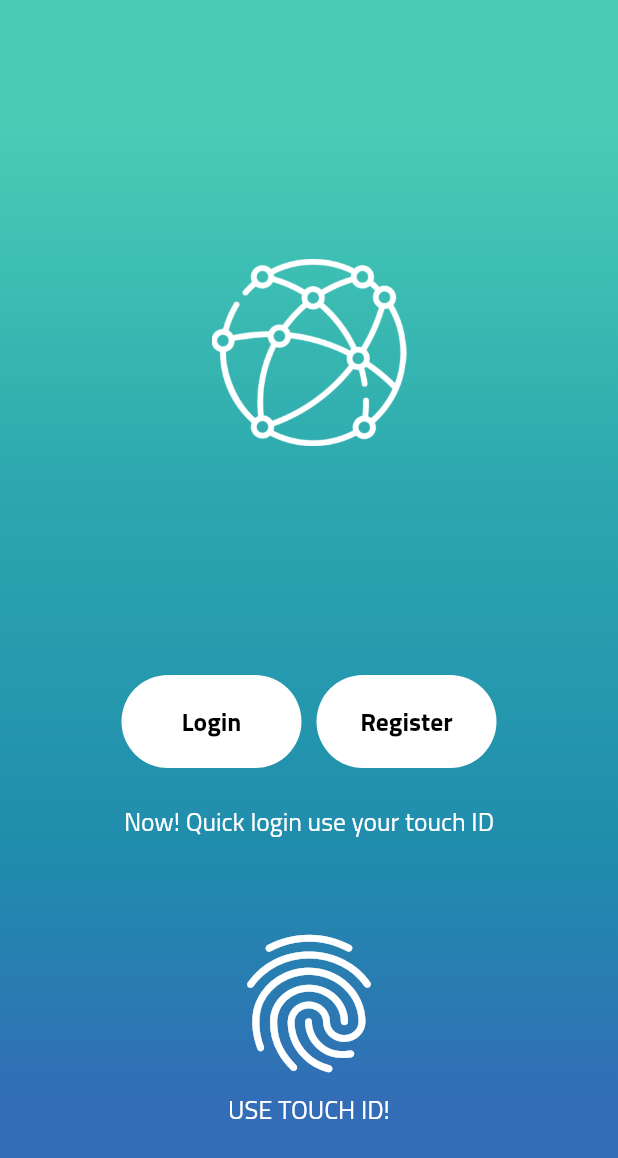
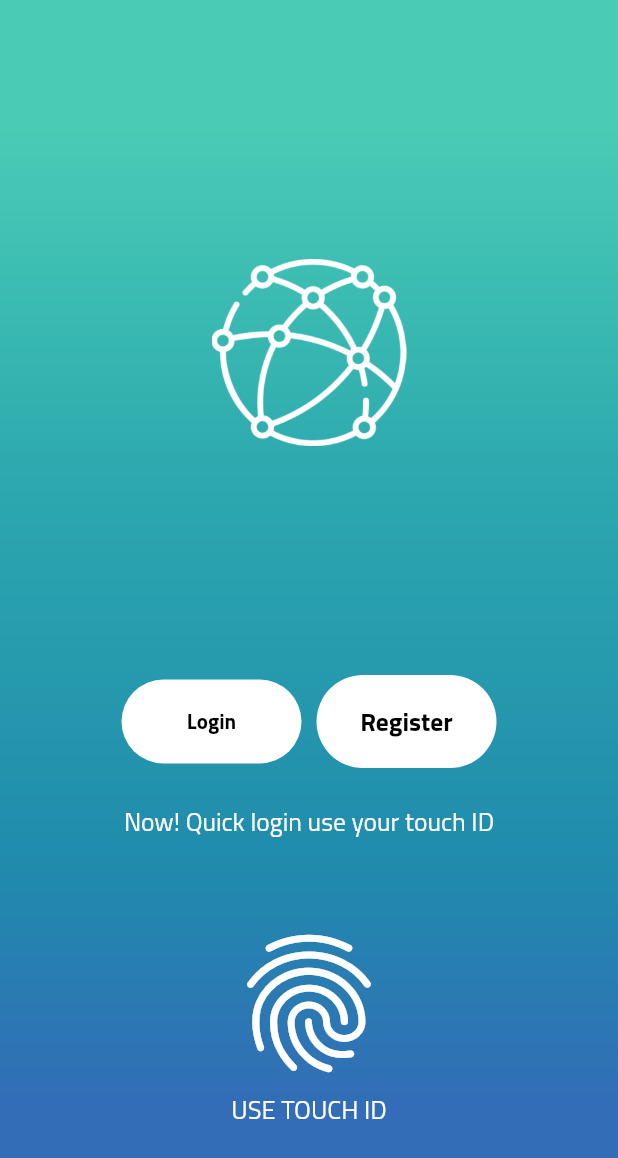
Before and after one commit to saioufe/job_task, a Flutter app: the screen it shows after launch, on a phone screen of 412 x 824 dp. Shown: the top 1158 px of the screen. Run offline on Flutter 3.47's test engine with Material 2 defaults, Android fonts, the light colour scheme and no system bars; our stand-ins replace dio, equatable, flutter_mobx, mobx, shared_preferences; missing offline and left inert: parallax_rain; accounts and stored records are empty; generated files the repository leaves out were written again.

Commit message:
mobX v1.1

```diff
--- a/lib/localization/app_localization.dart
+++ b/lib/localization/app_localization.dart
@@ -26,6 +26,7 @@ class AppLocalization {
       LockKeys.touchId: "USE TOUCH ID",
       LockKeys.enterName: "Enter your name",
       LockKeys.enterPassword: "Enter your Password",
+      LockKeys.forgetPassword: "Have you forget your password",
     },
     "ar": {
       LockKeys.login: "تسجيل الدخول",
@@ -34,6 +35,7 @@ class AppLocalization {
       LockKeys.touchId: "استخدم بصمة اليد",
       LockKeys.enterName: "ادخل الاسم",
       LockKeys.enterPassword: "ادخل كلمة المرور",
+      LockKeys.forgetPassword: "هل نسيت كلمة المرور",
     },
   };
 
--- a/lib/widgets/main_page/login/login_form.dart
+++ b/lib/widgets/main_page/login/login_form.dart
@@ -1,4 +1,5 @@
 import 'package:flutter/material.dart';
+import 'package:job_task/localization/app_localization.dart';
 import 'package:job_task/store/Login_store.dart';
 import 'package:parallax_rain/parallax_rain.dart';
 import 'package:provider/provider.dart';
@@ -145,7 +146,8 @@ class _SecondPageState extends State<SecondPage> {
                         borderSide:
                             const BorderSide(color: Colors.white, width: 1.0),
                       ),
-                      hintText: "Enter Your Name",
+                      hintText: AppLocalization.of(context)
+                          .localize(LockKeys.enterName),
                       hintStyle: TextStyle(color: Colors.white),
                       suffixIcon: Icon(
                         Icons.person_add_outlined,
@@ -165,7 +167,8 @@ class _SecondPageState extends State<SecondPage> {
                         borderSide:
                             const BorderSide(color: Colors.white, width: 1.0),
                       ),
-                      hintText: "Enter Your Password",
+                      hintText: AppLocalization.of(context)
+                          .localize(LockKeys.enterPassword),
                       hintStyle: TextStyle(color: Colors.white),
                       suffixIcon: Icon(
                         Icons.vpn_key_outlined,
@@ -178,7 +181,7 @@ class _SecondPageState extends State<SecondPage> {
                 width: MediaQuery.of(context).size.width,
                 margin: EdgeInsets.only(top: 20),
                 child: Text(
-                  "Did you forget your password",
+                  AppLocalization.of(context).localize(LockKeys.forgetPassword),
                   textAlign: TextAlign.center,
                   style: Theme.of(context).textTheme.bodyText2.copyWith(
                       fontSize: 14, color: Colors.white.withOpacity(0.5)),
@@ -222,7 +225,7 @@ class _SecondPageState extends State<SecondPage> {
                       borderRadius: BorderRadius.circular(50)),
                   child: Center(
                     child: Text(
-                      "Register",
+                      AppLocalization.of(context).localize(LockKeys.register),
                       style: Theme.of(context).textTheme.bodyText1.copyWith(
                             fontWeight: FontWeight.bold,
                             fontSize: 14,
@@ -268,10 +271,10 @@ class FirstPage extends StatelessWidget {
                     borderRadius: BorderRadius.circular(50)),
                 child: Center(
                   child: Text(
-                    "Login",
+                    AppLocalization.of(context).localize(LockKeys.login),
                     style: Theme.of(context).textTheme.bodyText1.copyWith(
                           fontWeight: FontWeight.bold,
-                          fontSize: 17,
+                          fontSize: 14,
                         ),
                   ),
                 ),
@@ -292,7 +295,7 @@ class FirstPage extends StatelessWidget {
                     borderRadius: BorderRadius.circular(50)),
                 child: Center(
                   child: Text(
-                    "Register",
+                    AppLocalization.of(context).localize(LockKeys.register),
                     style: Theme.of(context).textTheme.bodyText1.copyWith(
                           fontWeight: FontWeight.bold,
                           fontSize: 17,
@@ -307,7 +310,7 @@ class FirstPage extends StatelessWidget {
           width: MediaQuery.of(context).size.width,
           margin: EdgeInsets.only(top: 20),
           child: Text(
-            "Now! Quick login use your touch ID",
+            AppLocalization.of(context).localize(LockKeys.quickLogin),
             textAlign: TextAlign.center,
             style: Theme.of(context).textTheme.bodyText2.copyWith(fontSize: 17),
           ),
@@ -329,7 +332,7 @@ class FirstPage extends StatelessWidget {
         Container(
           width: MediaQuery.of(context).size.width,
           child: Text(
-            "USE TOUCH ID!",
+            AppLocalization.of(context).localize(LockKeys.touchId),
             textAlign: TextAlign.center,
             style: Theme.of(context).textTheme.bodyText2.copyWith(fontSize: 17),
           ),
```
